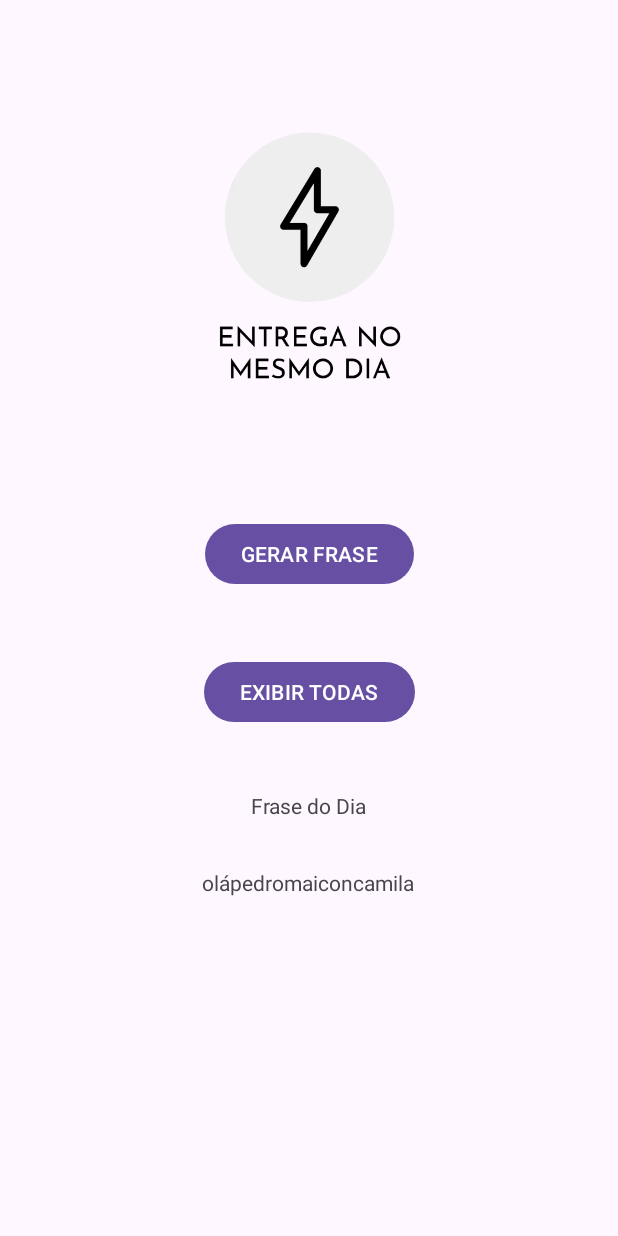
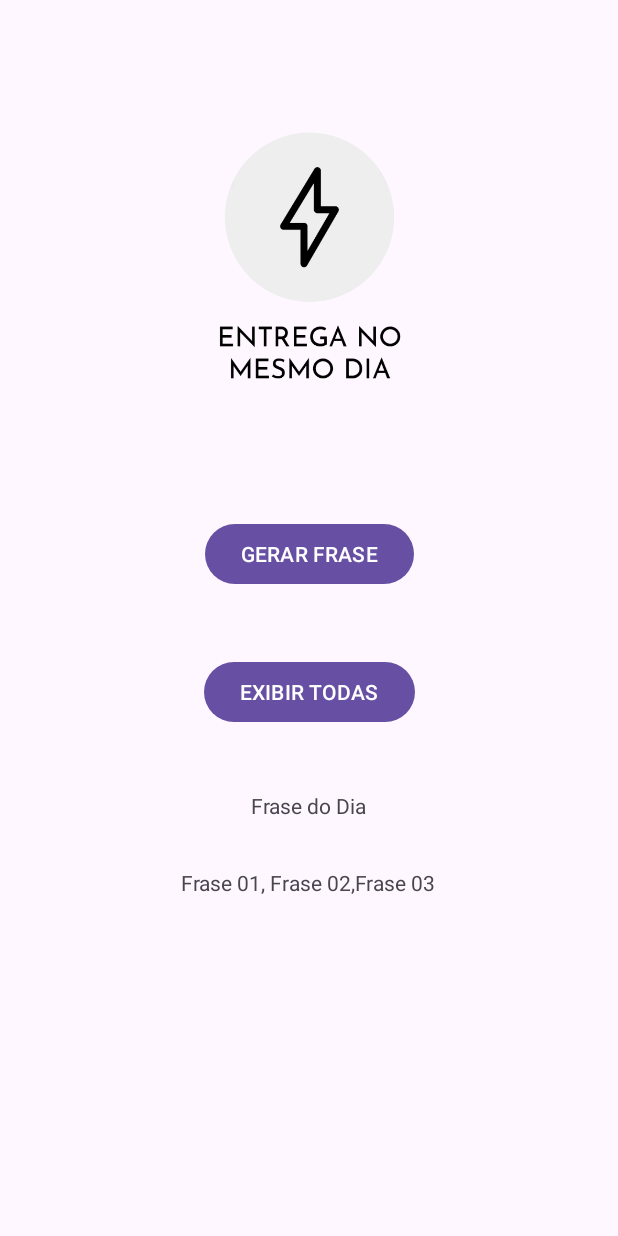
Before and after one commit to MaiconVinicius10/Frase_do_Dia_0.01, an Android app: the screen it shows after launch (MainActivity), after a tap on "EXIBIR TODAS", on a phone screen of 412 x 824 dp. Run offline under Robolectric (Android 15) with nearby library versions, the phone set to English and light mode, and no system bars; 1 other tap on this screen came first.

Commit message:
Funcionando o app de frase aleatoriop , só tem um porem , frases comuns e logicá eu que criei, 0.01

```diff
--- a/app/src/main/java/com/maiconviniciusevitor/frasedodia001/MainActivity.java
+++ b/app/src/main/java/com/maiconviniciusevitor/frasedodia001/MainActivity.java
@@ -9,7 +9,8 @@ import android.widget.TextView;
 import java.util.Random;
 
 public class MainActivity extends AppCompatActivity {
-    TextView resultado;
+    //criando meu atributos
+    String[] frase={"Frase 01, Frase 02,Frase 03"};
 
     @Override
     protected void onCreate(Bundle savedInstanceState) {
@@ -20,33 +21,26 @@ public class MainActivity extends AppCompatActivity {
 
     //criando metodo gerarFrase
     public void gerarFrase(View view){
-        // criando variavel frase
-        resultado=findViewById(R.id.text_resultado);
-        //setando frase
-        String [] frase={"  Oi bom dia ",
-                "Acorda vamos matar mais um leão",
-                "    Vamos ganhar"
-                        };
-        //criando meus numeros aleatório
-        int aleatorio=new Random().nextInt(3);
 
-        resultado.setText(" "+frase[aleatorio]);
+        TextView texto = findViewById(R.id.text_resultado);
 
+        int numeroAleatorio= new Random().nextInt(3);
+
+        String frase1 = frase[numeroAleatorio];
+
+        texto.setText(frase1);
 
     }
 
     public void gerarFraseAleatoria(View view){
-        resultado= findViewById(R.id.text_resultado);
+      TextView texto = findViewById(R.id.text_resultado);
 
-        String frase[]={"olá","pedro","maicon","camila"};
+      String textoResultado="";
 
-        String resultado1="";
+      for(String frase:frase){
+      textoResultado= textoResultado + frase+"\n";
 
-        for(int i=0; i<=3; i++){
-
-            resultado1 = resultado1 + frase[i];
-
-        }
-        resultado.setText(resultado1);
+      }
+      texto.setText(textoResultado);
     }
 }
```
